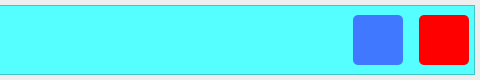
Above: customWidgets/itemwidget.ui from Anmol-A-jain/Dyner before the change; both pictures show x 451 to 931 and y 0 to 80 of the 931 by 80 pixel window. Below: the same form after it.
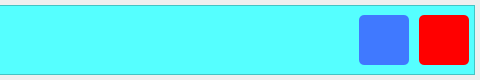
That is the form after the change.

```diff
--- a/customWidgets/itemwidget.ui
+++ b/customWidgets/itemwidget.ui
@@ -21,7 +21,7 @@
   </property>
   <layout class="QVBoxLayout" name="verticalLayout">
    <property name="spacing">
-    <number>6</number>
+    <number>0</number>
    </property>
    <property name="leftMargin">
     <number>5</number>
@@ -48,19 +48,19 @@
      </property>
      <layout class="QVBoxLayout" name="verticalLayout_2">
       <property name="spacing">
-       <number>6</number>
+       <number>0</number>
       </property>
       <property name="leftMargin">
        <number>5</number>
       </property>
       <property name="topMargin">
-       <number>5</number>
+       <number>0</number>
       </property>
       <property name="rightMargin">
        <number>5</number>
       </property>
       <property name="bottomMargin">
-       <number>5</number>
+       <number>0</number>
       </property>
       <item>
        <layout class="QHBoxLayout" name="horizontalLayout">
```
